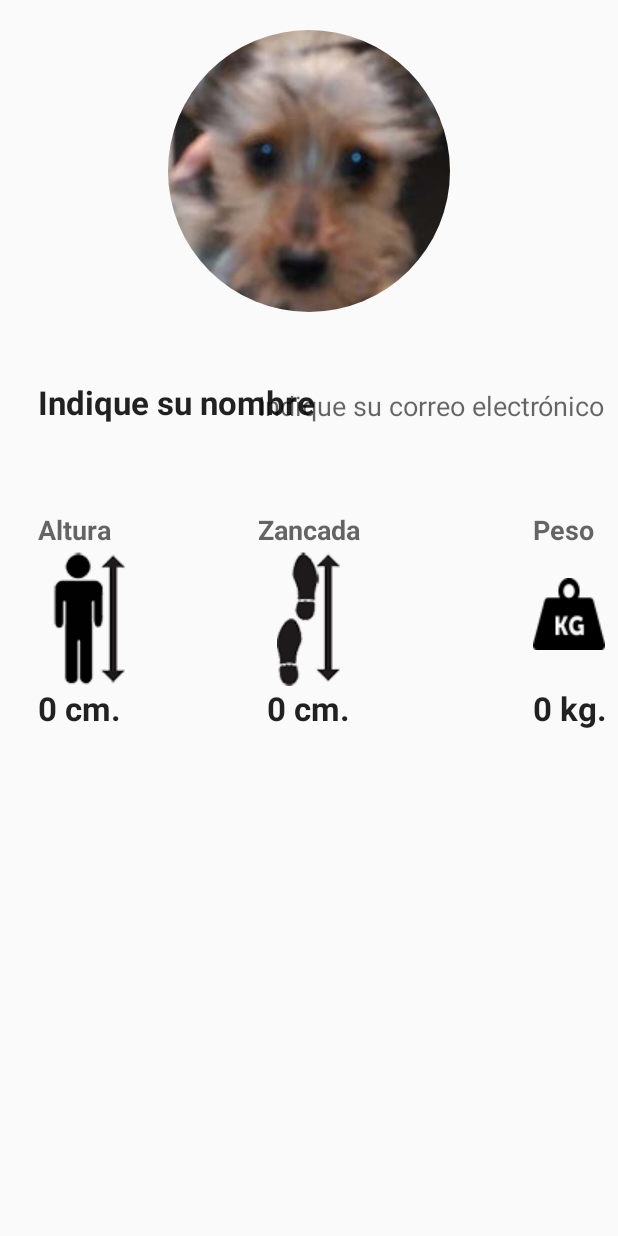
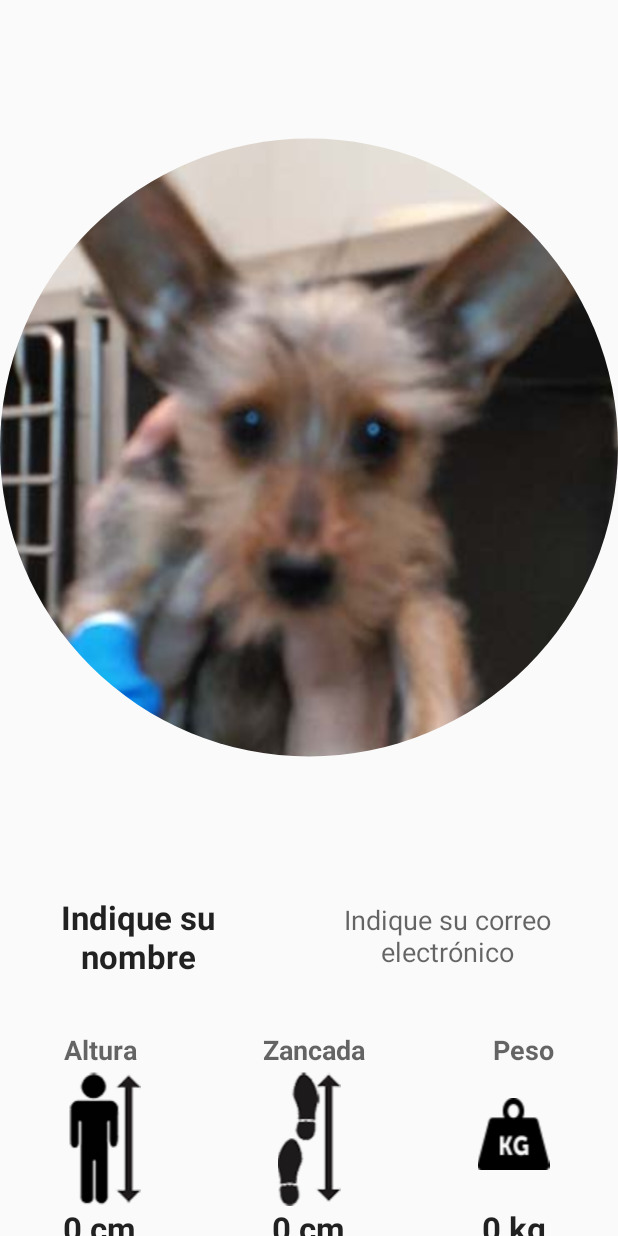
Before and after one commit to ipakto/MediaHora, an Android app: the InfoUsuario screen opened directly, with no data from a screen before it, on a phone screen of 412 x 824 dp. Run offline under Robolectric (Android 15) with nearby library versions, the phone set to English and light mode, and no system bars; our stand-ins replace ButterKnife, CircleImageView.

Commit message:
Ventana info usuario con funcionalidad

```diff
--- a/app/src/main/java/fyr/uclm/esi/mediahora/InfoUsuario.java
+++ b/app/src/main/java/fyr/uclm/esi/mediahora/InfoUsuario.java
@@ -2,12 +2,16 @@ package fyr.uclm.esi.mediahora;
 
 import android.app.Activity;
 import android.content.SharedPreferences;
+import android.graphics.Bitmap;
+import android.graphics.drawable.BitmapDrawable;
+import android.graphics.drawable.Drawable;
 import android.os.Bundle;
 import android.preference.PreferenceManager;
 import android.widget.TextView;
 
 import butterknife.Bind;
 import butterknife.ButterKnife;
+import de.hdodenhof.circleimageview.CircleImageView;
 
 /**
  * Created by Rosana on 15/11/2015.
@@ -23,7 +27,7 @@ public class InfoUsuario extends Activity
     @Bind(R.id.lblAltura) TextView lblAltura;
     @Bind(R.id.lblPeso) TextView lblPeso;
     @Bind(R.id.lblZancada) TextView lblZancada;
-    @Bind(R.id.fotoPerfil) de.hdodenhof.circleimageview.CircleImageView fotoPerf;
+    @Bind(R.id.fotoPerfil) CircleImageView fotoPerf;
 
     @Override
     protected void onCreate(Bundle savedInstanceState) {
@@ -33,9 +37,20 @@ public class InfoUsuario extends Activity
         SharedPreferences prefs= PreferenceManager.getDefaultSharedPreferences(this);
         txtNombre.setText(prefs.getString("pNombre", getStr(R.string.desc_nombre)));
         txtCorreo.setText(prefs.getString("pCorreo", getStr(R.string.desc_correo)));
-        tAltura.setText(prefs.getInt("pAltura", 0)+" cm.");
-        tZancada.setText(prefs.getInt("pDistanciaP", 0)+" cm.");
-        tPeso.setText(prefs.getInt("pPeso", 0) + " kg.");
+        tAltura.setText(String.valueOf(prefs.getInt("pAltura", 0))+" cm.");
+        tZancada.setText(String.valueOf(prefs.getInt("pDistanciaP", 0))+" cm.");
+        tPeso.setText(String.valueOf(prefs.getInt("pPeso", 0)) + " kg.");
+        String foto=prefs.getString("pFoto","");
+        if(!foto.equals("")) {
+            Drawable d = Drawable.createFromPath(foto);
+            Bitmap bitmap = ((BitmapDrawable) d).getBitmap();
+            int width = bitmap.getWidth();
+            int height = bitmap.getHeight();
+            float scale = (width <= height) ? height / 500 : width / 500;
+            Bitmap b2 = Bitmap.createScaledBitmap(bitmap, Math.round(width / scale), Math.round(height / scale), false);
+            Drawable d2 = new BitmapDrawable(getBaseContext().getResources(), b2);
+            fotoPerf.setImageDrawable(d2);
+        }
     }
     private String getStr(int id){
         return getResources().getString(id);
--- a/app/src/main/res/layout/info_usuario.xml
+++ b/app/src/main/res/layout/info_usuario.xml
@@ -9,18 +9,17 @@
     tools:context=".InfoUsuario">
 
     <de.hdodenhof.circleimageview.CircleImageView
-        android:layout_width="wrap_content"
+        android:layout_width="match_parent"
         android:layout_height="wrap_content"
         android:id="@+id/fotoPerfil"
         android:src="@drawable/pipo2"
-        android:layout_weight=".6"
-        android:layout_marginTop="20dp" />
+        android:layout_marginTop="20dp"
+        android:layout_weight="1.2" />
 
-    <RelativeLayout
+    <LinearLayout
+        android:orientation="horizontal"
         android:layout_width="match_parent"
-        android:layout_height="match_parent"
-        android:columnCount="9"
-        android:rowCount="7"
+        android:layout_height="wrap_content"
         android:layout_marginTop="20dp">
 
         <TextView
@@ -29,12 +28,9 @@
             android:textAppearance="?android:attr/textAppearanceLarge"
             android:id="@+id/txtNombre"
             android:textStyle="bold"
-            android:layout_alignParentTop="true"
-            android:layout_alignParentLeft="true"
-            android:layout_alignParentStart="true"
-            android:layout_marginTop="25dp"
-            android:layout_marginLeft="25dp"
-            android:text="Nombre" />
+            android:text="Nombre"
+            android:layout_weight=".3"
+            android:gravity="center" />
 
         <TextView
             android:layout_width="wrap_content"
@@ -43,9 +39,15 @@
             android:text="@string/txtCorreo"
             android:id="@+id/txtCorreo"
             android:autoLink="email"
-            android:layout_alignBottom="@+id/txtNombre"
-            android:layout_alignLeft="@+id/lblZancada"
-            android:layout_alignStart="@+id/lblZancada" />
+            android:layout_weight=".7"
+            android:gravity="center" />
+    </LinearLayout>
+
+    <LinearLayout
+        android:orientation="horizontal"
+        android:layout_width="match_parent"
+        android:layout_height="wrap_content"
+        android:layout_marginTop="35dp">
 
         <TextView
             android:layout_width="wrap_content"
@@ -57,7 +59,10 @@
             android:layout_below="@+id/txtNombre"
             android:layout_alignLeft="@+id/txtNombre"
             android:layout_alignStart="@+id/txtNombre"
-            android:layout_marginTop="58dp" />
+            android:layout_weight=".33"
+            android:layout_gravity="center"
+            android:textAlignment="center"
+            android:gravity="center" />
 
         <TextView
             android:layout_width="wrap_content"
@@ -67,7 +72,11 @@
             android:id="@+id/lblZancada"
             android:textStyle="bold"
             android:layout_alignTop="@+id/lblAltura"
-            android:layout_centerHorizontal="true" />
+            android:layout_centerHorizontal="true"
+            android:layout_weight=".33"
+            android:layout_gravity="center"
+            android:textAlignment="center"
+            android:gravity="center" />
 
         <TextView
             android:layout_width="wrap_content"
@@ -78,7 +87,54 @@
             android:textStyle="bold"
             android:layout_alignTop="@+id/lblZancada"
             android:layout_alignLeft="@+id/ic_peso"
-            android:layout_alignStart="@+id/ic_peso" />
+            android:layout_alignStart="@+id/ic_peso"
+            android:layout_weight=".33"
+            android:layout_gravity="center"
+            android:textAlignment="center"
+            android:gravity="center" />
+    </LinearLayout>
+
+    <LinearLayout
+        android:orientation="horizontal"
+        android:layout_width="match_parent"
+        android:layout_height="wrap_content">
+
+        <ImageView
+            android:layout_width="wrap_content"
+            android:layout_height="wrap_content"
+            android:id="@+id/ic_altura"
+            android:src="@drawable/ic_altura"
+            android:layout_below="@+id/lblAltura"
+            android:layout_alignLeft="@+id/tAltura"
+            android:layout_alignStart="@+id/tAltura"
+            android:layout_weight=".33" />
+
+        <ImageView
+            android:layout_width="wrap_content"
+            android:layout_height="wrap_content"
+            android:id="@+id/ic_zancada"
+            android:src="@drawable/ic_zancada"
+            android:layout_below="@+id/lblZancada"
+            android:layout_centerHorizontal="true"
+            android:layout_weight=".33" />
+
+        <ImageView
+            android:layout_width="wrap_content"
+            android:layout_height="wrap_content"
+            android:id="@+id/ic_peso"
+            android:src="@drawable/ic_peso"
+            android:layout_below="@+id/lblPeso"
+            android:layout_alignRight="@+id/txtCorreo"
+            android:layout_alignEnd="@+id/txtCorreo"
+            android:layout_weight=".33"
+            android:layout_marginTop="20dp" />
+    </LinearLayout>
+
+    <LinearLayout
+        android:orientation="horizontal"
+        android:layout_width="match_parent"
+        android:layout_height="wrap_content" >
+
         <TextView
             android:layout_width="wrap_content"
             android:layout_height="wrap_content"
@@ -88,34 +144,21 @@
             android:id="@+id/tAltura"
             android:layout_alignTop="@+id/tZancada"
             android:layout_alignLeft="@+id/lblAltura"
-            android:layout_alignStart="@+id/lblAltura" />
-        <ImageView
+            android:layout_alignStart="@+id/lblAltura"
+            android:layout_weight=".33"
+            android:gravity="center" />
+
+        <TextView
             android:layout_width="wrap_content"
             android:layout_height="wrap_content"
-            android:id="@+id/ic_altura"
-            android:src="@drawable/ic_altura"
-            android:layout_below="@+id/lblAltura"
-            android:layout_alignLeft="@+id/tAltura"
-            android:layout_alignStart="@+id/tAltura"
-            android:layout_marginLeft="10dp" />
-
-        <ImageView
-            android:layout_width="wrap_content"
-            android:layout_height="wrap_content"
-            android:id="@+id/ic_peso"
-            android:src="@drawable/ic_peso"
-            android:layout_below="@+id/lblPeso"
-            android:layout_alignRight="@+id/txtCorreo"
-            android:layout_alignEnd="@+id/txtCorreo"
-            android:layout_marginTop="20dp" />
-
-        <ImageView
-            android:layout_width="wrap_content"
-            android:layout_height="wrap_content"
-            android:id="@+id/ic_zancada"
-            android:src="@drawable/ic_zancada"
-            android:layout_below="@+id/lblZancada"
-            android:layout_centerHorizontal="true" />
+            android:textAppearance="?android:attr/textAppearanceLarge"
+            android:textStyle="bold"
+            android:text="65 cm"
+            android:id="@+id/tZancada"
+            android:layout_below="@+id/ic_zancada"
+            android:layout_centerHorizontal="true"
+            android:layout_weight=".33"
+            android:gravity="center" />
 
         <TextView
             android:layout_width="wrap_content"
@@ -126,19 +169,9 @@
             android:id="@+id/tPeso"
             android:layout_below="@+id/ic_zancada"
             android:layout_alignLeft="@+id/ic_peso"
-            android:layout_alignStart="@+id/ic_peso" />
+            android:layout_alignStart="@+id/ic_peso"
+            android:layout_weight=".33"
+            android:gravity="center" />
+    </LinearLayout>
 
-        <TextView
-            android:layout_width="wrap_content"
-            android:layout_height="wrap_content"
-            android:textAppearance="?android:attr/textAppearanceLarge"
-            android:textStyle="bold"
-            android:text="65 cm"
-            android:id="@+id/tZancada"
-            android:layout_below="@+id/ic_zancada"
-            android:layout_centerHorizontal="true" />
-
-
-
-    </RelativeLayout>
 </LinearLayout>
```
